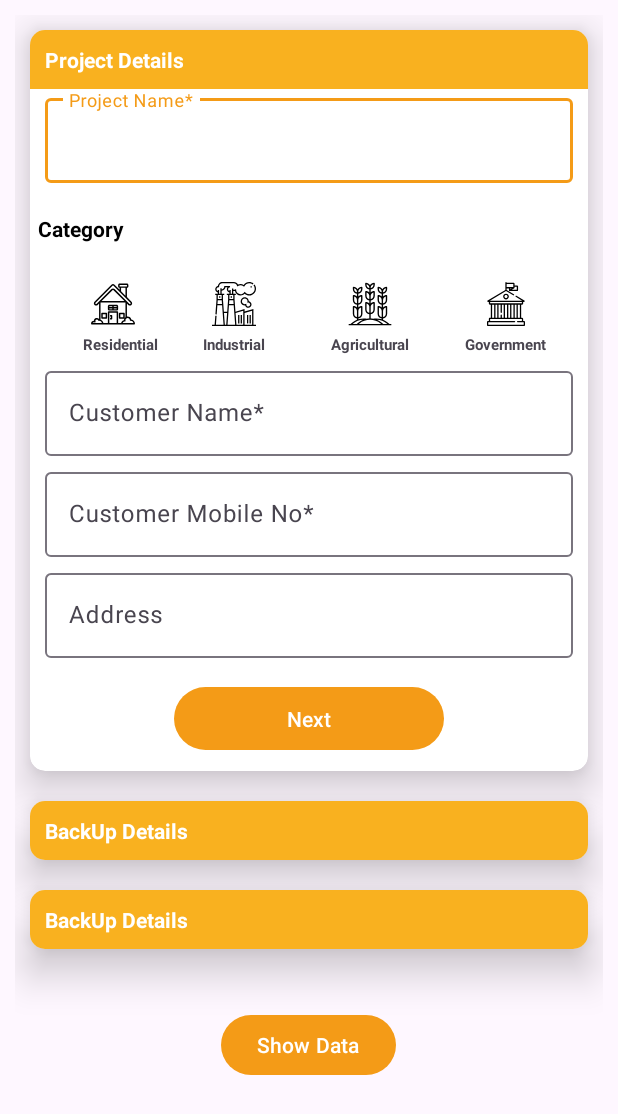
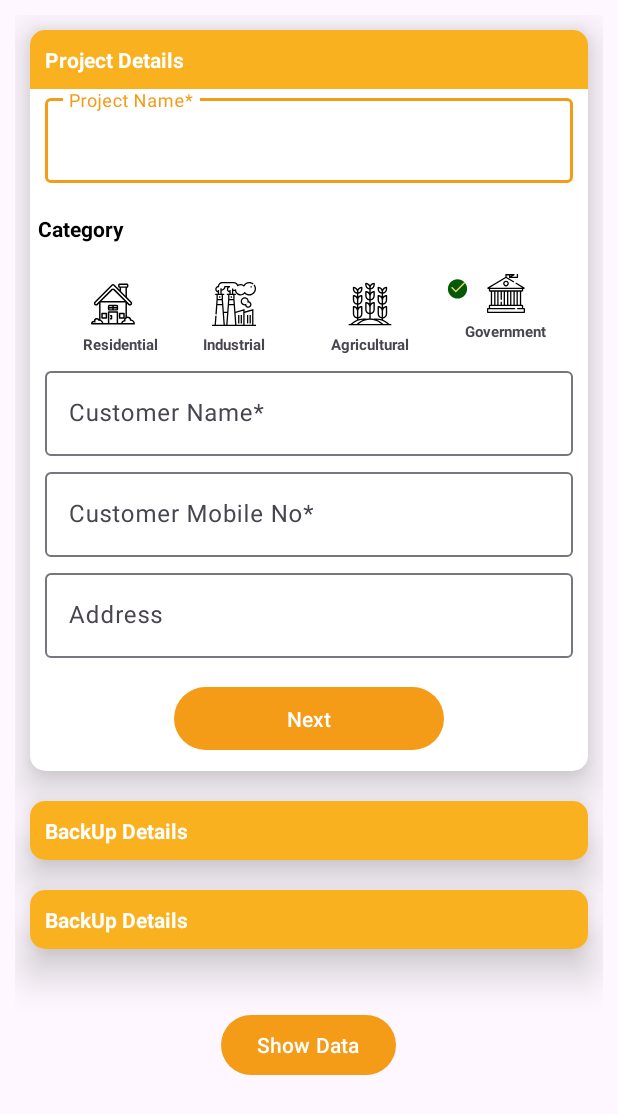
Before and after one commit to its-surya/datbaseToRecyclerView, an Android app: the screen it shows after launch (MainActivity), after a tap on "Government", on a phone screen of 412 x 824 dp. Shown: the top 1114 px of the screen. Run offline under Robolectric (Android 15) with nearby library versions, the phone set to English and light mode, and no system bars; our stand-ins replace Room's generated code; 3 other taps on this screen came first.

Commit message:
added the green tick

```diff
--- a/app/src/main/java/com/example/databasetorecyclerview/MainActivity.kt
+++ b/app/src/main/java/com/example/databasetorecyclerview/MainActivity.kt
@@ -78,26 +78,53 @@ class MainActivity : AppCompatActivity() {
             binding.tick2.visibility = View.VISIBLE
 
         }
+        var tick1:Boolean=false
+        var tick2:Boolean=false
+        var tick3:Boolean=false
+        var tick4:Boolean=false
+        var tick5:Boolean=false
 
         binding.scroll1.setOnClickListener {
             Toast.makeText(this@MainActivity, "residential",Toast.LENGTH_SHORT).show()
+                binding.categoryTick1.visibility=View.VISIBLE
+                binding.categoryTick2.visibility=View.GONE
+                binding.categoryTick3.visibility=View.GONE
+                binding.categoryTick4.visibility=View.GONE
+                binding.categoryTick5.visibility=View.GONE
+
 
         }
         binding.scroll2.setOnClickListener {
             Toast.makeText(this@MainActivity, "Industrial",Toast.LENGTH_SHORT).show()
-
+            binding.categoryTick2.visibility=View.VISIBLE
+            binding.categoryTick1.visibility=View.GONE
+            binding.categoryTick3.visibility=View.GONE
+            binding.categoryTick4.visibility=View.GONE
+            binding.categoryTick5.visibility=View.GONE
         }
         binding.scroll3.setOnClickListener {
             Toast.makeText(this@MainActivity, "Agricultural",Toast.LENGTH_SHORT).show()
-
+            binding.categoryTick3.visibility=View.VISIBLE
+            binding.categoryTick2.visibility=View.GONE
+            binding.categoryTick1.visibility=View.GONE
+            binding.categoryTick4.visibility=View.GONE
+            binding.categoryTick5.visibility=View.GONE
         }
         binding.scroll4.setOnClickListener {
             Toast.makeText(this@MainActivity, "Government",Toast.LENGTH_SHORT).show()
-
+            binding.categoryTick4.visibility=View.VISIBLE
+            binding.categoryTick2.visibility=View.GONE
+            binding.categoryTick3.visibility=View.GONE
+            binding.categoryTick1.visibility=View.GONE
+            binding.categoryTick5.visibility=View.GONE
         }
         binding.scroll5.setOnClickListener {
             Toast.makeText(this@MainActivity, "Commercial",Toast.LENGTH_SHORT).show()
-
+            binding.categoryTick5.visibility=View.VISIBLE
+            binding.categoryTick2.visibility=View.GONE
+            binding.categoryTick3.visibility=View.GONE
+            binding.categoryTick4.visibility=View.GONE
+            binding.categoryTick1.visibility=View.GONE
         }
 
 
--- a/app/src/main/res/drawable/black_check_24.xml
+++ b/app/src/main/res/drawable/black_check_24.xml
@@ -1,5 +1,21 @@
-<vector android:height="24dp" android:tint="#000000"
-    android:viewportHeight="24" android:viewportWidth="24"
-    android:width="24dp" xmlns:android="http://schemas.android.com/apk/res/android">
-    <path android:fillColor="@android:color/white" android:pathData="M9,16.17L4.83,12l-1.42,1.41L9,19 21,7l-1.41,-1.41z"/>
+<!--<vector android:height="24dp" android:tint="#000000"-->
+<!--    android:viewportHeight="24" android:viewportWidth="24"-->
+<!--    android:width="24dp" xmlns:android="http://schemas.android.com/apk/res/android">-->
+<!--    <path android:fillColor="@android:color/white" android:pathData="M9,16.17L4.83,12l-1.42,1.41L9,19 21,7l-1.41,-1.41z"/>-->
+<!--</vector>-->
+<vector xmlns:android="http://schemas.android.com/apk/res/android"
+    android:width="15dp"
+    android:height="15dp"
+    android:viewportWidth="48.0"
+    android:viewportHeight="48.0">
+
+    <!-- Tick Shadow -->
+    <path
+        android:pathData="M24,47C12.956,47,4,38.043,4,27C4,15.956,12.956,7,24,7s20,8.956,20,20C44,38.043,35.044,47,24,47z"
+        android:fillColor="#025906" />
+
+    <!-- Tick Sign -->
+    <path
+        android:pathData="M20.53,34.38L10.62,24.47l2.12-2.12L20.53,30.15l17.65-17.65l2.12,2.12L20.53,34.38z"
+        android:fillColor="#F3D375" />
 </vector>
--- a/app/src/main/res/layout/activity_main.xml
+++ b/app/src/main/res/layout/activity_main.xml
@@ -100,6 +100,7 @@
                         android:textColor="@color/black"
                         android:textStyle="bold" />
 
+
                     <HorizontalScrollView
                         android:layout_width="wrap_content"
                         android:layout_height="wrap_content"
@@ -118,10 +119,20 @@
                                 android:layout_width="wrap_content"
                                 android:layout_height="wrap_content"
                                 android:layout_margin="5dp"
+                                android:background="@drawable/click_effect"
                                 android:clickable="true"
                                 android:orientation="vertical"
-                                android:tag="Residential"
-                                android:background="@drawable/click_effect">
+                                android:tag="Residential">
+
+                                <ImageView
+                                    android:id="@+id/category_tick1"
+                                    android:layout_width="wrap_content"
+                                    android:layout_height="wrap_content"
+                                    android:layout_marginTop="1dp"
+                                    android:layout_marginEnd="2dp"
+                                    android:layout_marginBottom="-25dp"
+                                    android:src="@drawable/black_check_24"
+                                    android:visibility="gone" />
 
                                 <ImageView
                                     android:layout_width="40sp"
@@ -145,10 +156,20 @@
                                 android:layout_width="wrap_content"
                                 android:layout_height="wrap_content"
                                 android:layout_margin="5dp"
+                                android:background="@drawable/click_effect"
                                 android:clickable="true"
                                 android:orientation="vertical"
-                                android:tag="Industrial"
-                                android:background="@drawable/click_effect">
+                                android:tag="Industrial">
+
+                                <ImageView
+                                    android:id="@+id/category_tick2"
+                                    android:layout_width="wrap_content"
+                                    android:layout_height="wrap_content"
+                                    android:layout_marginTop="1dp"
+                                    android:layout_marginEnd="2dp"
+                                    android:layout_marginBottom="-25dp"
+                                    android:src="@drawable/black_check_24"
+                                    android:visibility="gone" />
 
                                 <ImageView
                                     android:layout_width="40sp"
@@ -173,10 +194,21 @@
                                 android:layout_width="wrap_content"
                                 android:layout_height="wrap_content"
                                 android:layout_margin="5dp"
+                                android:background="@drawable/click_effect"
                                 android:clickable="true"
                                 android:orientation="vertical"
-                                android:tag="Agricultural"
-                                android:background="@drawable/click_effect">
+                                android:tag="Agricultural">
+
+
+                                <ImageView
+                                    android:id="@+id/category_tick3"
+                                    android:layout_width="wrap_content"
+                                    android:layout_height="wrap_content"
+                                    android:layout_marginTop="1dp"
+                                    android:layout_marginEnd="2dp"
+                                    android:layout_marginBottom="-25dp"
+                                    android:src="@drawable/black_check_24"
+                                    android:visibility="gone" />
 
                                 <ImageView
                                     android:layout_width="40sp"
@@ -201,10 +233,20 @@
                                 android:layout_width="wrap_content"
                                 android:layout_height="wrap_content"
                                 android:layout_margin="5dp"
+                                android:background="@drawable/click_effect"
                                 android:clickable="true"
                                 android:orientation="vertical"
-                                android:tag="Government"
-                                android:background="@drawable/click_effect">
+                                android:tag="Government">
+
+                                <ImageView
+                                    android:id="@+id/category_tick4"
+                                    android:layout_width="wrap_content"
+                                    android:layout_height="wrap_content"
+                                    android:layout_marginTop="1dp"
+                                    android:layout_marginEnd="2dp"
+                                    android:layout_marginBottom="-25dp"
+                                    android:src="@drawable/black_check_24"
+                                    android:visibility="gone" />
 
                                 <ImageView
                                     android:layout_width="40sp"
@@ -228,10 +270,20 @@
                                 android:layout_width="wrap_content"
                                 android:layout_height="wrap_content"
                                 android:layout_margin="5dp"
+                                android:background="@drawable/click_effect"
                                 android:clickable="true"
                                 android:orientation="vertical"
-                                android:tag="Commercial"
-                                android:background="@drawable/click_effect">
+                                android:tag="Commercial">
+
+                                <ImageView
+                                    android:id="@+id/category_tick5"
+                                    android:layout_width="wrap_content"
+                                    android:layout_height="wrap_content"
+                                    android:layout_marginTop="1dp"
+                                    android:layout_marginEnd="2dp"
+                                    android:layout_marginBottom="-25dp"
+                                    android:src="@drawable/black_check_24"
+                                    android:visibility="gone" />
 
                                 <ImageView
                                     android:layout_width="40sp"
@@ -256,7 +308,6 @@
 
 
                     </HorizontalScrollView>
-
 
                     <com.google.android.material.textfield.TextInputLayout
                         android:layout_width="match_parent"
```
